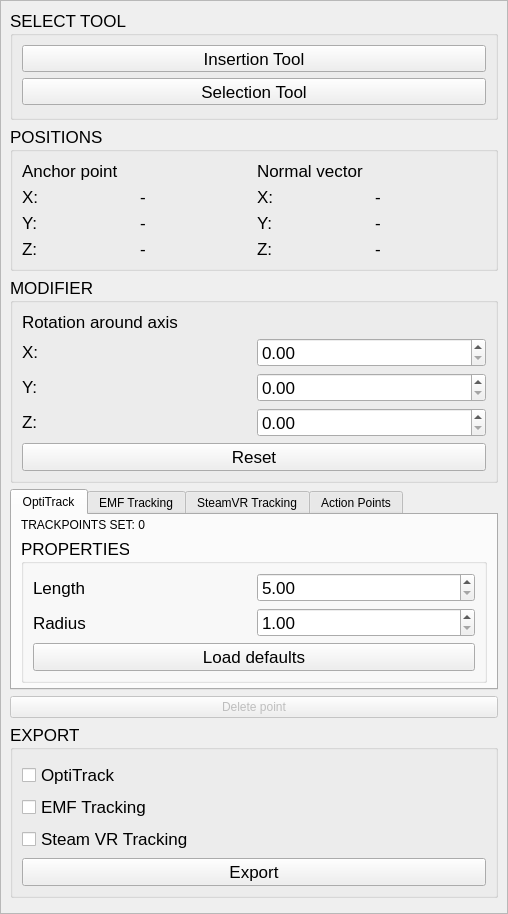
Above: trackpoint-app/gui/EditWidget.ui from Dominik-Schoen/TrackItPipe before the change. Below: the same form after it.
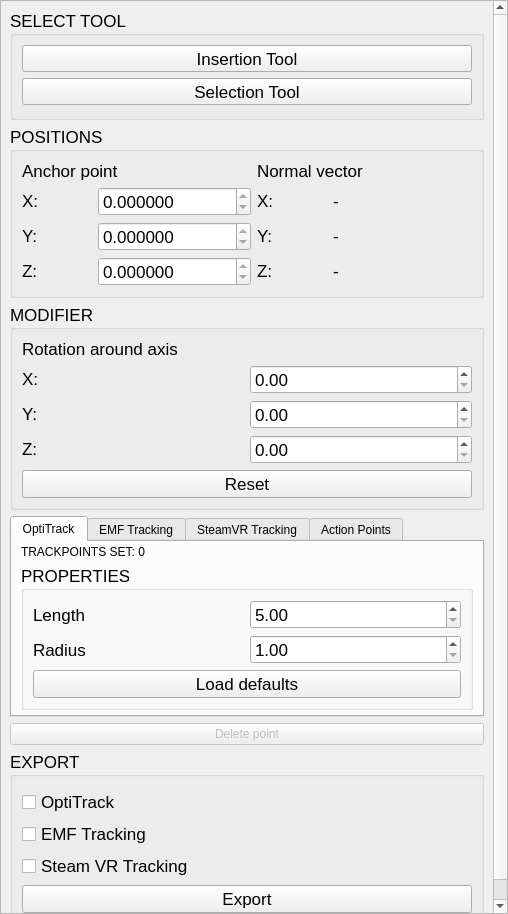
That is the form after the change.

Patch:
```diff
--- a/trackpoint-app/gui/EditWidget.ui
+++ b/trackpoint-app/gui/EditWidget.ui
@@ -104,128 +104,11 @@
           <string>POSITIONS</string>
          </property>
          <layout class="QGridLayout" name="gridLayout_2">
-          <item row="0" column="0">
-           <widget class="QLabel" name="anchorLabel">
-            <property name="sizePolicy">
-             <sizepolicy hsizetype="Preferred" vsizetype="Fixed">
-              <horstretch>0</horstretch>
-              <verstretch>0</verstretch>
-             </sizepolicy>
-            </property>
-            <property name="text">
-             <string>Anchor point</string>
-            </property>
-           </widget>
-          </item>
-          <item row="2" column="0">
-           <widget class="QLabel" name="anchorYLabel">
-            <property name="sizePolicy">
-             <sizepolicy hsizetype="Preferred" vsizetype="Fixed">
-              <horstretch>0</horstretch>
-              <verstretch>0</verstretch>
-             </sizepolicy>
-            </property>
-            <property name="text">
-             <string>Y:</string>
-            </property>
-           </widget>
-          </item>
-          <item row="0" column="2">
-           <widget class="QLabel" name="normalLabel">
-            <property name="sizePolicy">
-             <sizepolicy hsizetype="Preferred" vsizetype="Fixed">
-              <horstretch>0</horstretch>
-              <verstretch>0</verstretch>
-             </sizepolicy>
-            </property>
-            <property name="text">
-             <string>Normal vector</string>
-            </property>
-           </widget>
-          </item>
-          <item row="1" column="0">
-           <widget class="QLabel" name="anchorXLabel">
-            <property name="sizePolicy">
-             <sizepolicy hsizetype="Preferred" vsizetype="Fixed">
-              <horstretch>0</horstretch>
-              <verstretch>0</verstretch>
-             </sizepolicy>
-            </property>
-            <property name="text">
-             <string>X:</string>
-            </property>
-           </widget>
-          </item>
-          <item row="3" column="0">
-           <widget class="QLabel" name="anchorZLabel">
-            <property name="sizePolicy">
-             <sizepolicy hsizetype="Preferred" vsizetype="Fixed">
-              <horstretch>0</horstretch>
-              <verstretch>0</verstretch>
-             </sizepolicy>
-            </property>
-            <property name="text">
-             <string>Z:</string>
-            </property>
-           </widget>
-          </item>
-          <item row="1" column="1">
-           <widget class="QLabel" name="anchorX">
-            <property name="sizePolicy">
-             <sizepolicy hsizetype="Preferred" vsizetype="Fixed">
-              <horstretch>0</horstretch>
-              <verstretch>0</verstretch>
-             </sizepolicy>
-            </property>
-            <property name="text">
-             <string>-</string>
-            </property>
-           </widget>
-          </item>
-          <item row="2" column="1">
-           <widget class="QLabel" name="anchorY">
-            <property name="sizePolicy">
-             <sizepolicy hsizetype="Preferred" vsizetype="Fixed">
-              <horstretch>0</horstretch>
-              <verstretch>0</verstretch>
-             </sizepolicy>
-            </property>
-            <property name="text">
-             <string>-</string>
-            </property>
-           </widget>
-          </item>
-          <item row="3" column="1">
-           <widget class="QLabel" name="anchorZ">
-            <property name="sizePolicy">
-             <sizepolicy hsizetype="Preferred" vsizetype="Fixed">
-              <horstretch>0</horstretch>
-              <verstretch>0</verstretch>
-             </sizepolicy>
-            </property>
-            <property name="text">
-             <string>-</string>
-            </property>
-           </widget>
-          </item>
-          <item row="1" column="2">
-           <widget class="QLabel" name="normalXLabel">
-            <property name="sizePolicy">
-             <sizepolicy hsizetype="Preferred" vsizetype="Fixed">
-              <horstretch>0</horstretch>
-              <verstretch>0</verstretch>
-             </sizepolicy>
-            </property>
-            <property name="text">
-             <string>X:</string>
-            </property>
-           </widget>
-          </item>
           <item row="1" column="3">
            <widget class="QLabel" name="normalX">
             <property name="sizePolicy">
              <sizepolicy hsizetype="Preferred" vsizetype="Fixed">
-              <horstretch>0</horstretch>
+              <horstretch>2</horstretch>
               <verstretch>0</verstretch>
              </sizepolicy>
             </property>
@@ -234,6 +117,19 @@
             </property>
            </widget>
           </item>
+          <item row="3" column="0">
+           <widget class="QLabel" name="anchorZLabel">
+            <property name="sizePolicy">
+             <sizepolicy hsizetype="Preferred" vsizetype="Fixed">
+              <horstretch>0</horstretch>
+              <verstretch>0</verstretch>
+             </sizepolicy>
+            </property>
+            <property name="text">
+             <string>Z:</string>
+            </property>
+           </widget>
+          </item>
           <item row="2" column="2">
            <widget class="QLabel" name="normalYLabel">
             <property name="sizePolicy">
@@ -260,6 +156,45 @@
             </property>
            </widget>
           </item>
+          <item row="2" column="0">
+           <widget class="QLabel" name="anchorYLabel">
+            <property name="sizePolicy">
+             <sizepolicy hsizetype="Preferred" vsizetype="Fixed">
+              <horstretch>0</horstretch>
+              <verstretch>0</verstretch>
+             </sizepolicy>
+            </property>
+            <property name="text">
+             <string>Y:</string>
+            </property>
+           </widget>
+          </item>
+          <item row="0" column="0" colspan="2">
+           <widget class="QLabel" name="anchorLabel">
+            <property name="sizePolicy">
+             <sizepolicy hsizetype="Preferred" vsizetype="Fixed">
+              <horstretch>0</horstretch>
+              <verstretch>0</verstretch>
+             </sizepolicy>
+            </property>
+            <property name="text">
+             <string>Anchor point</string>
+            </property>
+           </widget>
+          </item>
+          <item row="0" column="2" colspan="2">
+           <widget class="QLabel" name="normalLabel">
+            <property name="sizePolicy">
+             <sizepolicy hsizetype="Preferred" vsizetype="Fixed">
+              <horstretch>0</horstretch>
+              <verstretch>0</verstretch>
+             </sizepolicy>
+            </property>
+            <property name="text">
+             <string>Normal vector</string>
+            </property>
+           </widget>
+          </item>
           <item row="2" column="3">
            <widget class="QLabel" name="normalY">
             <property name="sizePolicy">
@@ -273,6 +208,32 @@
             </property>
            </widget>
           </item>
+          <item row="1" column="2">
+           <widget class="QLabel" name="normalXLabel">
+            <property name="sizePolicy">
+             <sizepolicy hsizetype="Preferred" vsizetype="Fixed">
+              <horstretch>1</horstretch>
+              <verstretch>0</verstretch>
+             </sizepolicy>
+            </property>
+            <property name="text">
+             <string>X:</string>
+            </property>
+           </widget>
+          </item>
+          <item row="1" column="0">
+           <widget class="QLabel" name="anchorXLabel">
+            <property name="sizePolicy">
+             <sizepolicy hsizetype="Preferred" vsizetype="Fixed">
+              <horstretch>1</horstretch>
+              <verstretch>0</verstretch>
+             </sizepolicy>
+            </property>
+            <property name="text">
+             <string>X:</string>
+            </property>
+           </widget>
+          </item>
           <item row="3" column="3">
            <widget class="QLabel" name="normalZ">
             <property name="sizePolicy">
@@ -286,6 +247,69 @@
             </property>
            </widget>
           </item>
+          <item row="2" column="1">
+           <widget class="QDoubleSpinBox" name="anchorY">
+            <property name="readOnly">
+             <bool>true</bool>
+            </property>
+            <property name="decimals">
+             <number>6</number>
+            </property>
+            <property name="minimum">
+             <double>-1000000.000000000000000</double>
+            </property>
+            <property name="maximum">
+             <double>1000000.000000000000000</double>
+            </property>
+            <property name="singleStep">
+             <double>0.100000000000000</double>
+            </property>
+           </widget>
+          </item>
+          <item row="1" column="1">
+           <widget class="QDoubleSpinBox" name="anchorX">
+            <property name="sizePolicy">
+             <sizepolicy hsizetype="Minimum" vsizetype="Fixed">
+              <horstretch>2</horstretch>
+              <verstretch>0</verstretch>
+             </sizepolicy>
+            </property>
+            <property name="readOnly">
+             <bool>true</bool>
+            </property>
+            <property name="decimals">
+             <number>6</number>
+            </property>
+            <property name="minimum">
+             <double>-1000000.000000000000000</double>
+            </property>
+            <property name="maximum">
+             <double>1000000.000000000000000</double>
+            </property>
+            <property name="singleStep">
+             <double>0.100000000000000</double>
+            </property>
+           </widget>
+          </item>
+          <item row="3" column="1">
+           <widget class="QDoubleSpinBox" name="anchorZ">
+            <property name="readOnly">
+             <bool>true</bool>
+            </property>
+            <property name="decimals">
+             <number>6</number>
+            </property>
+            <property name="minimum">
+             <double>-1000000.000000000000000</double>
+            </property>
+            <property name="maximum">
+             <double>1000000.000000000000000</double>
+            </property>
+            <property name="singleStep">
+             <double>0.100000000000000</double>
+            </property>
+           </widget>
+          </item>
          </layout>
         </widget>
        </item>
```
